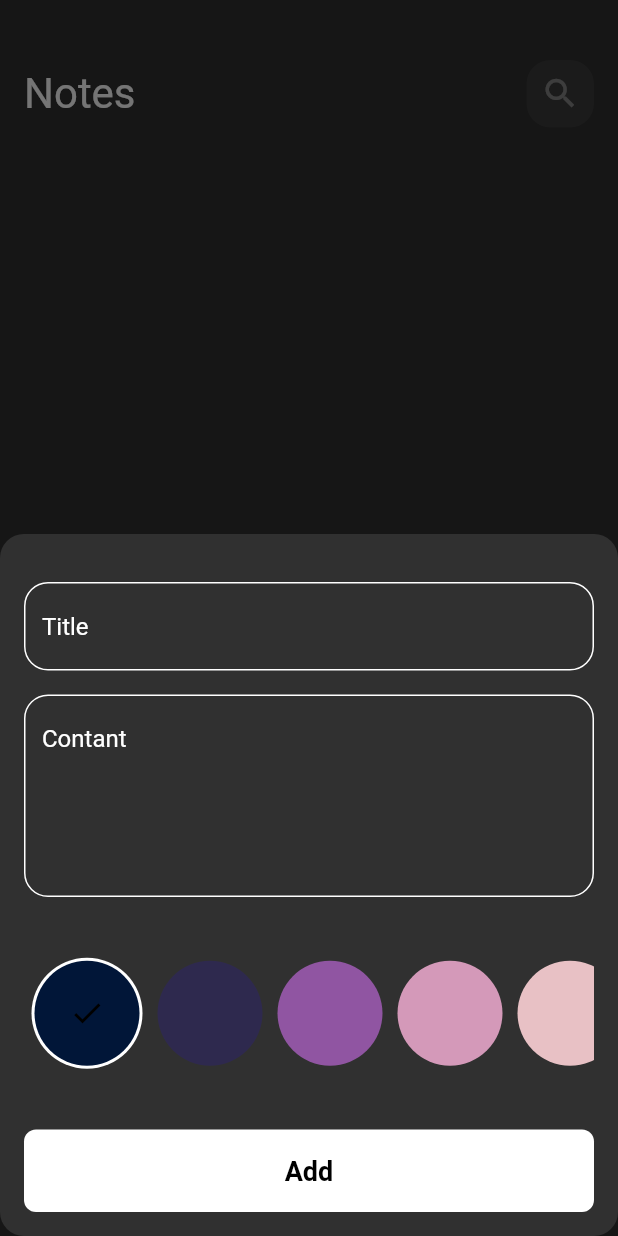
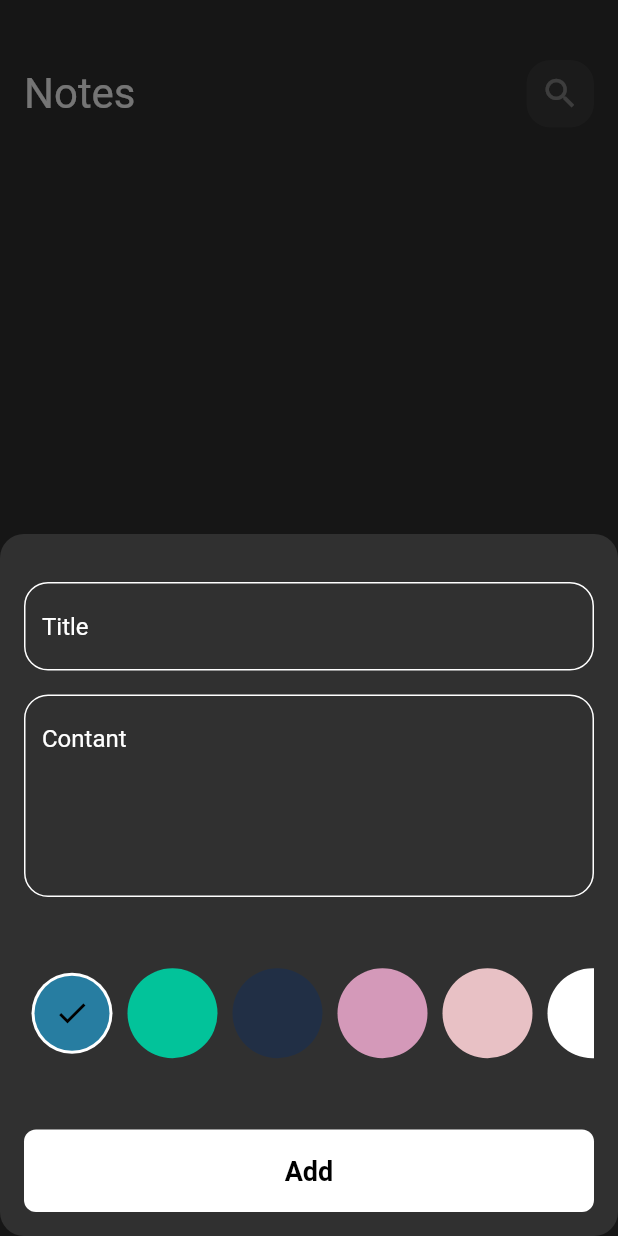
Before and after one commit to osamamahmoud2/Notesapp, a Flutter app: the screen it shows after launch, after a tap on the "add" icon, on a phone screen of 412 x 824 dp. Run offline on Flutter 3.47's test engine with Material 2 defaults, Android fonts, the phone set to English and light mode, and no system bars; our stand-ins replace bloc, flutter_bloc, flutter_staggered_animations, hive, hive_flutter; accounts and stored records are empty; Roboto replaces fonts that are missing (Poppins).

Commit message:
add more cololrs to the list

```diff
--- a/lib/Views/Widgets/addNoteSheetForm.dart
+++ b/lib/Views/Widgets/addNoteSheetForm.dart
@@ -96,16 +96,16 @@ final Color colors;
   Widget build(BuildContext context) {
     return isactive?
      CircleAvatar(
-      radius: 37,
+      radius: 27,
       backgroundColor: Colors.white,
       child:    CircleAvatar(
-         radius: 35,
+         radius: 25,
         backgroundColor:colors,
-       child: Icon(Icons.check,color: Colors.black,),
+       child:const  Icon(Icons.check,color: Colors.black,),
        //Text('choiced',style: TextStyle(color: Colors.black),)
       ),
     ) :  CircleAvatar(
-      radius: 35,
+      radius: 30,
       backgroundColor:colors,
     );
   }
@@ -120,12 +120,17 @@ class ColorItemList extends StatefulWidget {
 class _ColorItemListState extends State<ColorItemList> {
   int currentindex=0;
   List<Color> colors=const[
-    Color(0xff011638),
-     Color(0xff2E294E),
-      Color(0xff9055A2),
+    Color(0xff277da1),
+     Color(0xff02c39a),
+      Color(0xff212f45),
        Color(0xffD499B9),
         Color(0xffE8C1C5),
-        Colors.white
+        Colors.white,
+         Color(0xff011638),
+     Color(0xfff08080),
+      Color(0xffced4da),
+       Color(0xffb7b7a4),
+        Color(0xffeff6e0),
 
   ]
   ;
--- a/lib/Views/Widgets/notelistview.dart
+++ b/lib/Views/Widgets/notelistview.dart
@@ -23,9 +23,9 @@ class NotesListView extends StatelessWidget {
                   parent: AlwaysScrollableScrollPhysics()),
               itemCount: notes.length,
               padding: EdgeInsets.zero,
-              itemBuilder: ((BuildContext c, index) {
+              itemBuilder: ((BuildContext c, int i) {
                 return AnimationConfiguration.staggeredList(
-                    position: index,
+                    position: i,
                     delay: const Duration(milliseconds: 100),
                     child: SlideAnimation(
                         duration: const Duration(milliseconds: 2500),
@@ -39,7 +39,7 @@ class NotesListView extends StatelessWidget {
                           child: Padding(
                             padding: const EdgeInsets.symmetric(vertical: 4),
                             child: NoteItem(
-                              notes: notes[index],
+                              notes: notes[i],
                             ),
                           ),
                         )));
```
